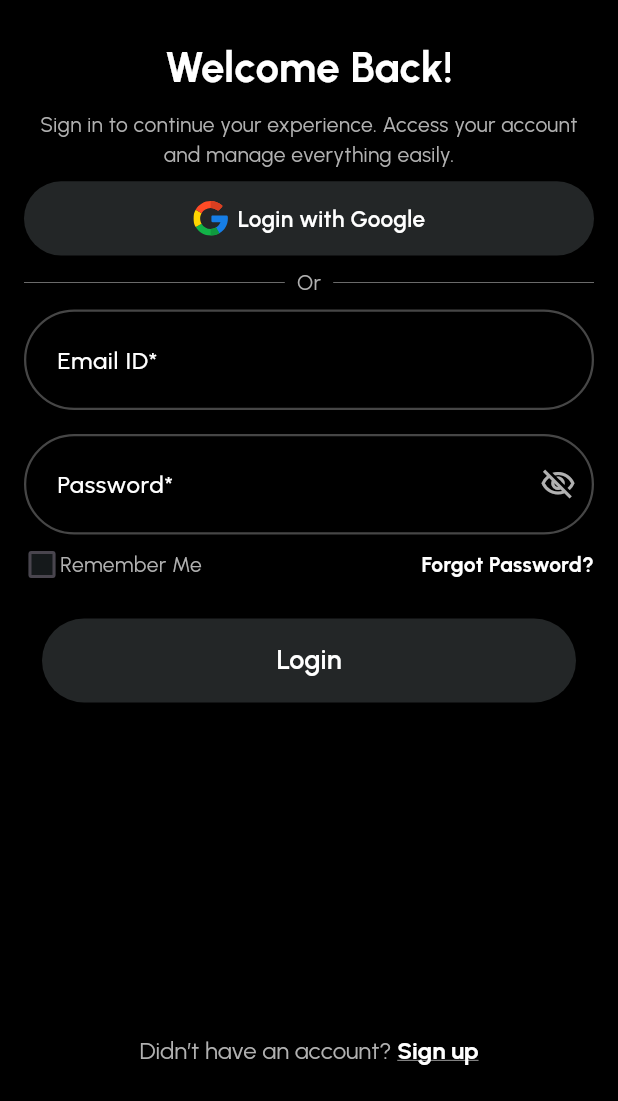
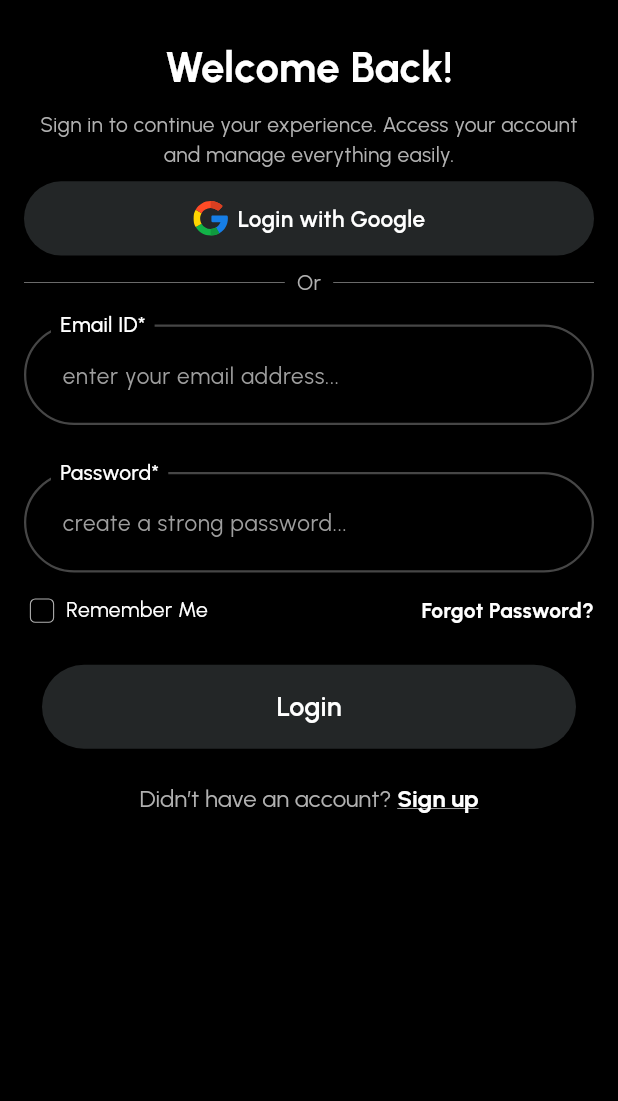
Before and after one commit to abir1219/NexusOne, a Flutter app: the LoginScreen screen opened by its route, on a phone screen of 412 x 824 dp, the part 135-1236 px from its top. Run offline on Flutter 3.47's test engine with Material 3 defaults, Android fonts, the phone set to English and light mode, and no system bars; our stand-ins replace device_preview, flutter_spinkit, flutter_svg, gap, go_router, google_fonts and 2 more; accounts and stored records are empty.

Commit message:
Update 1. UI Design corrected, 2. custom_button_nav.dart corrected, 3.Custom_top_header.dart

```diff
--- a/lib/app/my_app.dart
+++ b/lib/app/my_app.dart
@@ -1,11 +1,11 @@
 import 'package:flutter/material.dart';
 import 'package:go_router/go_router.dart';
+import 'package:nexus_one/core/constants/app_colors.dart';
 
 import '../router/app_routers.dart';
 
 class MyApp extends StatelessWidget {
   const MyApp({super.key});
-
 
   @override
   Widget build(BuildContext context) {
@@ -18,6 +18,7 @@ class MyApp extends StatelessWidget {
       routeInformationProvider: routers.routeInformationProvider,
       routeInformationParser: routers.routeInformationParser,
       theme: ThemeData(
+        scaffoldBackgroundColor: AppColors.BACKGROUND_BLACK,
         colorScheme: ColorScheme.fromSeed(seedColor: Colors.deepPurple),
       ),
     );
--- a/lib/features/forgot_password_screen/presentation/forgot_password_screen.dart
+++ b/lib/features/forgot_password_screen/presentation/forgot_password_screen.dart
@@ -44,7 +44,8 @@ class _ForgotPasswordScreenState extends State<ForgotPasswordScreen> {
                   'Forgot Password',
                   'Don’t worry! It happens. Please enter the email associated with your account.',
                 ),
-                CustomTextField.buildTextField(
+                CustomTextField.buildTextFieldWithLabel(
+                  context: context,
                   controller: _emailController,
                   hintText: 'enter your email address...',
                   label: 'Email ID*',
--- a/lib/features/login_screen/presentation/login_screen.dart
+++ b/lib/features/login_screen/presentation/login_screen.dart
@@ -41,12 +41,7 @@ class _LoginScreenState extends State<LoginScreen> {
               horizontal: 16.0,
               vertical: 24.0,
             ),
-            child: Column(
-              mainAxisAlignment: MainAxisAlignment.start,
-              crossAxisAlignment: CrossAxisAlignment.center,
-              spacing: 8,
-              children: [
-                Expanded(
+            child: SingleChildScrollView(
               child: Column(
                 mainAxisAlignment: MainAxisAlignment.start,
                 crossAxisAlignment: CrossAxisAlignment.center,
@@ -69,38 +64,43 @@ class _LoginScreenState extends State<LoginScreen> {
                     children: [
                       InkWell(
                         splashColor: Colors.transparent,
-                            // 🚫 disables ripple
-                            highlightColor: Colors.transparent,
-                            // 🚫 disables tap highlight
-                            hoverColor: Colors.transparent,
-                            onTap: () {
-                              setState(() => isChecked = !isChecked);
-                            },
+                        onTap: () => setState(() => isChecked = !isChecked),
                         child: Row(
+                          crossAxisAlignment: CrossAxisAlignment.start,
                           children: [
-                                Checkbox(
+                            Transform.scale(
+                              scale: 0.9,
+                              child: Checkbox(
                                 value: isChecked,
-                                  onChanged: (value) =>
-                                      setState(() => isChecked = value!),
-                                  fillColor: WidgetStateProperty.all(
-                                    AppColors.UNSELECTION_COLOR,
+                                onChanged: (value) => setState(() => isChecked = value!),
+                                shape: RoundedRectangleBorder(
+                                  borderRadius: BorderRadius.circular(4),
                                 ),
-                                  activeColor: AppColors.TEXT_COLOR_WHITE,
+                                side: WidgetStateBorderSide.resolveWith(
+                                      (states) => BorderSide(
+                                    color: AppColors.TEXT_COLOR_OFF_WHITE,
+                                    width: 0.8,
+                                  ),
+                                ),
+                                checkColor: AppColors.TEXT_COLOR_WHITE,
+                                activeColor: AppColors.BACKGROUND_BLACK,
+                                materialTapTargetSize: MaterialTapTargetSize.shrinkWrap,
                                 visualDensity: const VisualDensity(
-                                    horizontal: -4.0,
-                                    vertical: -4.0,
+                                  horizontal: -4,
+                                  vertical: -4,
                                 ),
-                                  materialTapTargetSize:
-                                      MaterialTapTargetSize.shrinkWrap,
                               ),
+                            ),
+                            const SizedBox(width: 4),
                             Text(
                               'Remember Me',
                               style: GoogleFonts.urbanist(
                                 fontSize: 14,
-                                    color: AppColors.TEXT_COLOR_OFF_WHITE,
+                                color: AppColors.TEXT_COLOR_WHITE,
                                 fontWeight: FontWeight.w400,
+                                height: 1.6,
+                                // height: 1.4,
                               ),
-                                  textAlign: TextAlign.center,
                             ),
                           ],
                         ),
@@ -124,12 +124,10 @@ class _LoginScreenState extends State<LoginScreen> {
                     padding: const EdgeInsets.symmetric(horizontal: 12),
                     child: CustomButton.buildCustomButton(() => context.go(AppPages.HOME_SCREEN), "Login"),
                   ),
-                    ],
-                  ),
-                ),
                   const SizedBox(height: 8),
                   _buildSignUpLink(),
                 ],
+              ),
             ),
           ),
         ),
@@ -141,7 +139,8 @@ class _LoginScreenState extends State<LoginScreen> {
     return Column(
       spacing: 16,
       children: [
-        CustomTextField.buildTextField(
+        CustomTextField.buildTextFieldWithLabel(
+          context: context,
           controller: _emailController,
           hintText: 'enter your email address...',
           label: 'Email ID*',
@@ -156,7 +155,8 @@ class _LoginScreenState extends State<LoginScreen> {
             return null;
           },
         ),
-        CustomTextField.buildTextField(
+        CustomTextField.buildTextFieldWithLabel(
+          context: context,
           controller: _passwordController,
           hintText: 'create a strong password...',
           label: 'Password*',
--- a/pubspec.yaml
+++ b/pubspec.yaml
@@ -39,6 +39,7 @@ dependencies:
   gap: ^3.0.1
   pin_code_fields: ^8.0.1
   flutter_spinkit: ^5.2.2
+  device_preview: ^1.3.1
 
   # The following adds the Cupertino Icons font to your application.
   # Use with the CupertinoIcons class for iOS style icons.
```
Also changed, not shown: lib/core/widgets/custom_button_nav.dart (+34 -30 lines), lib/core/widgets/custom_icon_button.dart (added, +15 -0 lines), lib/core/widgets/custom_top_header.dart (added, +85 -0 lines), lib/features/home_screen/presentation/home_screen.dart (+22 -6 lines), lib/features/on_boarding_screen/presentation/on_boarding_screen.dart (+12 -5 lines), lib/main.dart (+10 -8 lines), assets/images/account.png (added), assets/images/avatar.png (added), assets/images/home.png (added), assets/images/inventory.png (added), assets/images/invoice.png (added), assets/images/jobs.png (added), assets/images/notifications.svg (added), assets/images/search.svg (added), 1 more files, 2 other files. Lines whose indentation alone changed are shown as unchanged.
